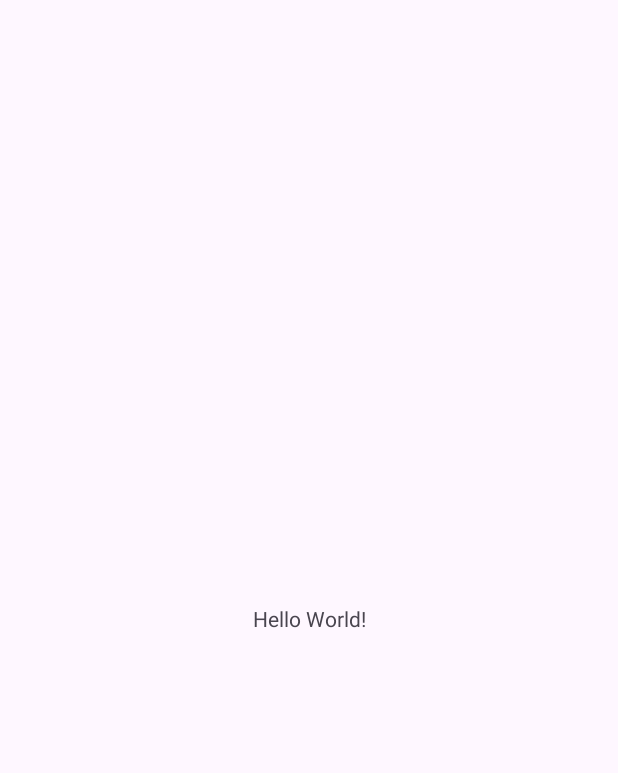
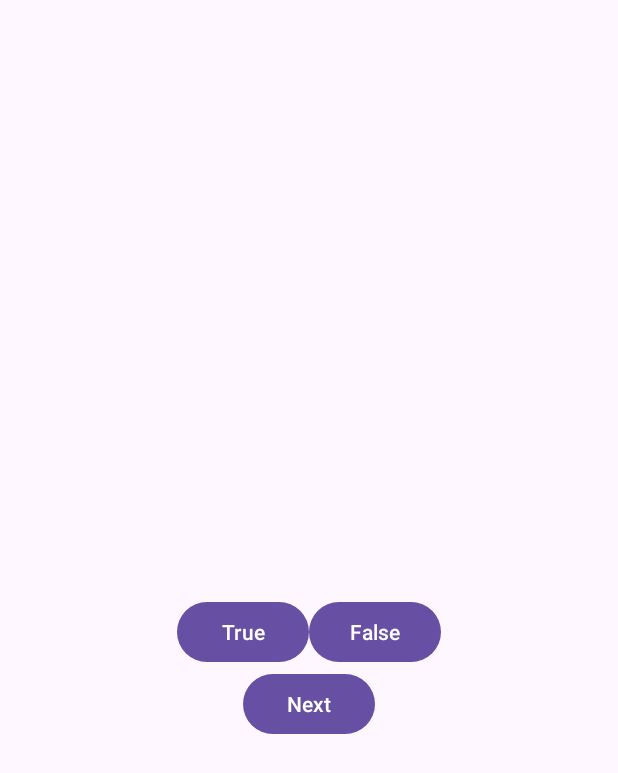
Before and after one commit to o-henry/android-playground, an Android app: the screen it shows after launch (MainActivity), on a phone screen of 412 x 824 dp. Before the commit the part shown is almost empty. Shown: the top 773 px of the screen. Run offline under Robolectric (Android 15) with nearby library versions, the phone set to English and light mode, and no system bars.

Commit message:
BNR.0 : selector

```diff
--- a/GeoQuiz/app/src/main/java/com/example/geoquiz/MainActivity.kt
+++ b/GeoQuiz/app/src/main/java/com/example/geoquiz/MainActivity.kt
@@ -2,10 +2,40 @@ package com.example.geoquiz
 
 import androidx.appcompat.app.AppCompatActivity
 import android.os.Bundle
+import android.view.View
+import android.widget.Button
+import android.widget.Toast
 
 class MainActivity : AppCompatActivity() {
+    private lateinit var trueButton: Button
+    private lateinit var falseButton: Button
+
+
+    private val questionBank = listOf(
+        Question(R.string.question_australia, true),
+        Question(R.string.question_oceans, true),
+        Question(R.string.question_mideast, false),
+        Question(R.string.question_africa, false),
+        Question(R.string.question_americas, true),
+        Question(R.string.question_asia, true)
+    )
+
+    private var currentIndex = 0
+
     override fun onCreate(savedInstanceState: Bundle?) {
         super.onCreate(savedInstanceState)
         setContentView(R.layout.activity_main)
+
+        // wiring up (inflated)
+        trueButton = findViewById(R.id.true_button)
+        falseButton = findViewById(R.id.false_button)
+
+        // event listener
+        trueButton.setOnClickListener { view: View ->
+            Toast.makeText(this, R.string.correct_toast, Toast.LENGTH_SHORT).show()
+        }
+        falseButton.setOnClickListener { view: View ->
+            Toast.makeText(this, R.string.incorrect_toast, Toast.LENGTH_SHORT).show()
+        }
     }
 }
--- /dev/null
+++ b/GeoQuiz/app/src/main/java/com/example/geoquiz/Question.kt
@@ -0,0 +1,7 @@
+package com.example.geoquiz
+
+import androidx.annotation.StringRes
+
+// model layer (data) - MVP, MVVM and so on...
+// UI가 표시할 정보를 포함하는 클래스
+data class Question(@StringRes val textResId: Int, val answer: Boolean)
--- a/GeoQuiz/app/src/main/res/layout/activity_main.xml
+++ b/GeoQuiz/app/src/main/res/layout/activity_main.xml
@@ -1,18 +1,40 @@
 <?xml version="1.0" encoding="utf-8"?>
-<androidx.constraintlayout.widget.ConstraintLayout xmlns:android="http://schemas.android.com/apk/res/android"
+<LinearLayout xmlns:android="http://schemas.android.com/apk/res/android"
         xmlns:tools="http://schemas.android.com/tools"
-        xmlns:app="http://schemas.android.com/apk/res-auto"
         android:layout_width="match_parent"
         android:layout_height="match_parent"
-        tools:context=".MainActivity">
+        android:orientation="vertical"
+        android:gravity="center">
 
     <TextView
+            android:id="@+id/question_text_view"
             android:layout_width="wrap_content"
             android:layout_height="wrap_content"
-            android:text="Hello World!"
-            app:layout_constraintBottom_toBottomOf="parent"
-            app:layout_constraintStart_toStartOf="parent"
-            app:layout_constraintEnd_toEndOf="parent"
-            app:layout_constraintTop_toTopOf="parent" />
+            android:padding="24dp"
+            android:gravity="center"
+            tools:text="@string/question_australia" />
 
-</androidx.constraintlayout.widget.ConstraintLayout>
+    <LinearLayout
+            android:layout_width="wrap_content"
+            android:layout_height="wrap_content"
+            android:orientation="horizontal">
+
+        <Button
+                android:id="@+id/true_button"
+                android:layout_width="wrap_content"
+                android:layout_height="wrap_content"
+                android:text="@string/true_button" />
+
+        <Button
+                android:id="@+id/false_button"
+                android:layout_width="wrap_content"
+                android:layout_height="wrap_content"
+                android:text="@string/false_button" />
+    </LinearLayout>
+
+    <Button
+            android:id="@+id/next_button"
+            android:layout_width="wrap_content"
+            android:layout_height="wrap_content"
+            android:text="@string/next_button" />
+</LinearLayout>
--- a/GeoQuiz/app/src/main/res/values/strings.xml
+++ b/GeoQuiz/app/src/main/res/values/strings.xml
@@ -1,3 +1,19 @@
 <resources>
     <string name="app_name">GeoQuiz</string>
+    <string name="true_button">True</string>
+    <string name="false_button">False</string>
+    <string name="correct_toast">Correct!</string>
+    <string name="incorrect_toast">Incorrect!</string>
+    <string name="next_button">Next</string>
+
+    <string name="question_australia">Canberra is the capital of Australia.</string>
+    <string name="question_oceans">The Pacific Ocean is larger than
+        the Atlantic Ocean.</string>
+    <string name="question_mideast">The Suez Canal connects the Red Sea
+        and the Indian Ocean.</string>
+    <string name="question_africa">The source of the Nile River is in Egypt.</string>
+    <string name="question_americas">The Amazon River is the longest river
+        in the Americas.</string>
+    <string name="question_asia">Lake Baikal is the world\'s oldest and deepest
+        freshwater lake.</string>
 </resources>
```
